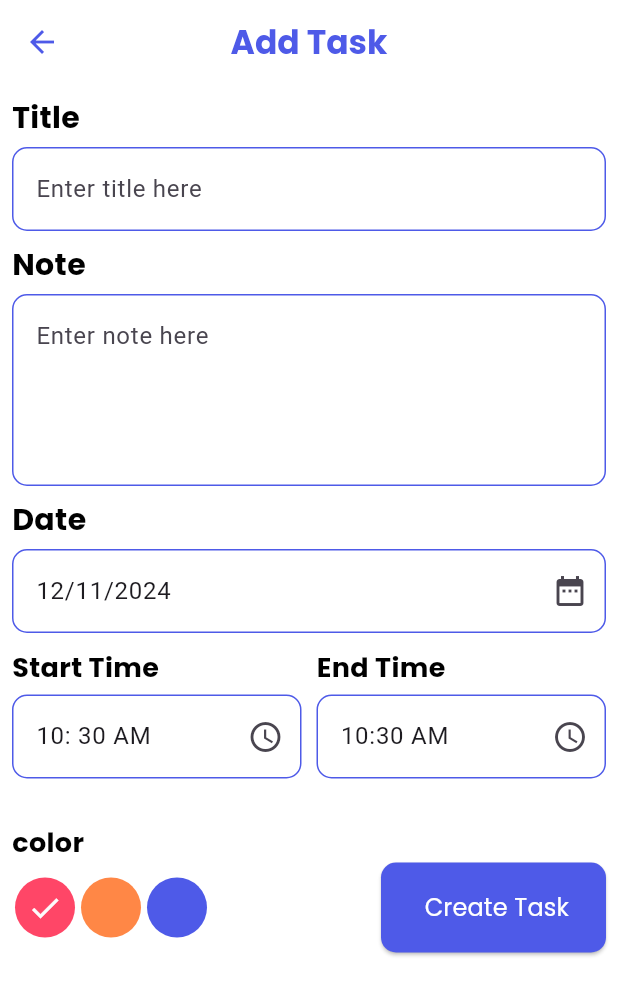
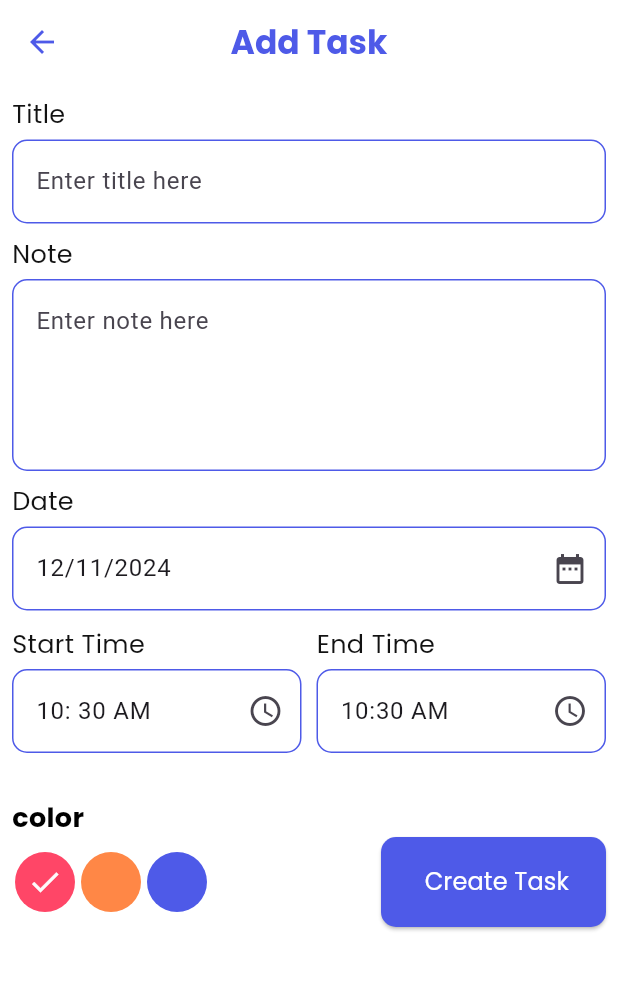
Before and after one commit to AhmedYousriiii/taskati, a Flutter app: the HomeScreen screen opened directly, after a tap on "+ Add Task", on a phone screen of 412 x 824 dp. Shown: the top 995 px of the screen. Run offline on Flutter 3.47's test engine with Material 3 defaults, Android fonts, the phone set to English and light mode, and no system bars; our stand-ins replace date_picker_timeline, hive, hive_flutter, image_picker; accounts and stored records are empty; network calls fail.

Commit message:
توضيح التعديلات

```diff
--- a/lib/feature/add_task/add_task.dart
+++ b/lib/feature/add_task/add_task.dart
@@ -52,7 +52,7 @@ class _AddTaskState extends State<AddTask> {
               children: [
                 Text(
                   "Title",
-                  style: getTitleTextStyle(fontsize: 20),
+                  style: getsubTitleTextStyle(fontsize: 17),
                 ),
                 SizedBox(
                   height: 5,
@@ -74,7 +74,7 @@ class _AddTaskState extends State<AddTask> {
                 ),
                 Text(
                   "Note",
-                  style: getTitleTextStyle(fontsize: 20),
+                  style: getsubTitleTextStyle(fontsize: 17),
                 ),
                 SizedBox(
                   height: 5,
@@ -96,7 +96,7 @@ class _AddTaskState extends State<AddTask> {
                 ),
                 Text(
                   "Date",
-                  style: getTitleTextStyle(fontsize: 20),
+                  style: getsubTitleTextStyle(fontsize: 17),
                 ),
                 SizedBox(
                   height: 5,
@@ -138,7 +138,7 @@ class _AddTaskState extends State<AddTask> {
                         children: [
                           Text(
                             "Start Time",
-                            style: getTitleTextStyle(fontsize: 18),
+                            style: getsubTitleTextStyle(fontsize: 17),
                           ),
                           SizedBox(
                             height: 5,
@@ -177,7 +177,7 @@ class _AddTaskState extends State<AddTask> {
                         children: [
                           Text(
                             "End Time",
-                            style: getTitleTextStyle(fontsize: 18),
+                            style: getsubTitleTextStyle(fontsize: 17),
                           ),
                           SizedBox(
                             height: 5,
@@ -235,9 +235,9 @@ class _AddTaskState extends State<AddTask> {
                               padding: const EdgeInsets.all(2),
                               child: CircleAvatar(
                                 radius: 20,
-                                backgroundColor: index == 0
+                                backgroundColor: (index == 0)
                                     ? GetColor.benkcolor
-                                    : index == 1
+                                    : (index == 1)
                                         ? GetColor.orangecolor
                                         : GetColor.primarycolor,
                                 child: selectindex == index
--- a/lib/feature/auth/splash/splash.dart
+++ b/lib/feature/auth/splash/splash.dart
@@ -19,12 +19,13 @@ class _SplashScreenState extends State<SplashScreen> {
   void initState() {
     super.initState();
     bool isUpload = AppLocalStorage.getcacheData(AppLocalStorage.isuploadkey) ?? false;
-    Future.delayed(Duration(seconds: 3), () {
+    Future.delayed(Duration(seconds: 5), () {
       if (isUpload) {
         pushReplace(context, HomeScreen());
       } else {
         pushReplace(context, UploadScreen());
       }
+      pushReplace(context, UploadScreen());
     });
   }
 
--- a/lib/feature/home/page/home.dart
+++ b/lib/feature/home/page/home.dart
@@ -80,7 +80,7 @@ class _HomeScreenState extends State<HomeScreen> {
                             ),
                             Text(
                               "No tasks ${selectdate}",
-                              style: getprimaryTextStyle(),
+                              style: getprimaryTextStyle(fontsize: 15),
                             ),
                           ],
                         );
--- a/lib/feature/home/widget/custom_header.dart
+++ b/lib/feature/home/widget/custom_header.dart
@@ -1,4 +1,3 @@
-
 import 'dart:io';
 
 import 'package:flutter/material.dart';
@@ -26,7 +25,7 @@ class customHeader extends StatelessWidget {
             ),
             Text(
               "Have A Nice Day.",
-              style: getsubTitleTextStyle(fontsize: 18),
+              style: getsubTitleTextStyle(fontsize: 16),
             ),
           ],
         ),
@@ -37,7 +36,6 @@ class customHeader extends StatelessWidget {
           },
           child: CircleAvatar(
             radius: 32,
-            backgroundColor: Colors.red,
             backgroundImage: imagePath != null ? FileImage(File(imagePath)) : null,
           ),
         ),
--- a/lib/feature/home/widget/todayy_header.dart
+++ b/lib/feature/home/widget/todayy_header.dart
@@ -19,11 +19,11 @@ class todayyHeader extends StatelessWidget {
           children: [
             Text(
               DateFormat.yMMMd().format(DateTime.now()),
-              style: getTitleTextStyle(fontsize: 18),
+              style: getsubTitleTextStyle(fontsize: 18),
             ),
             Text(
               "Today",
-              style: getTitleTextStyle(fontsize: 18),
+              style: getsubTitleTextStyle(fontsize: 18),
             ),
           ],
         ),
--- a/lib/main.dart
+++ b/lib/main.dart
@@ -1,11 +1,8 @@
 import 'package:flutter/material.dart';
-
 import 'package:hive_flutter/hive_flutter.dart';
 import 'package:taskati/core/model/model_task.dart';
-
 import 'package:taskati/core/services/local_storage.dart';
 import 'package:taskati/core/utils/color.dart';
-
 import 'package:taskati/feature/auth/splash/splash.dart';
 
 void main() async {
```
Also changed, not shown: lib/feature/auth/profile/profile_screen.dart (+5 -6 lines), lib/feature/home/widget/taskitem.dart (+11 -5 lines), lib/feature/upload/upload_image.dart (+7 -28 lines).
